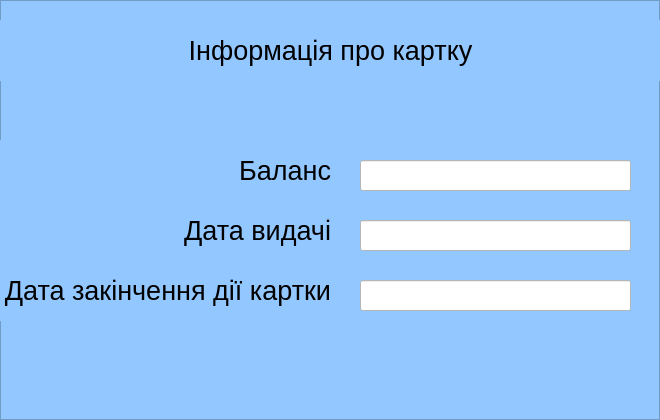
The window that classes/gui/Information.ui (TheBiggestDaddy/ATM) describes before a commit, drawn with Qt 5.
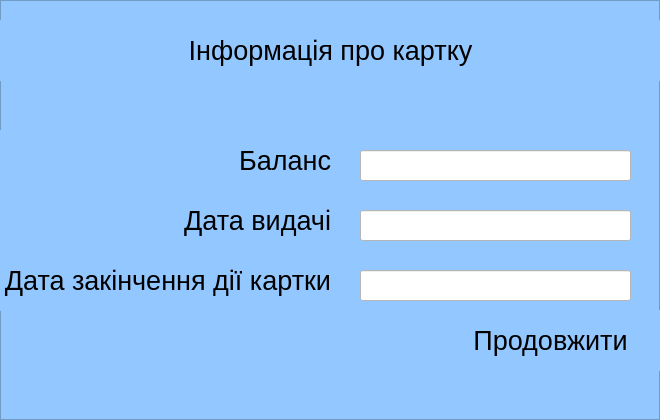
The same window after the commit.

What changed in the file:
```diff
--- a/classes/gui/Information.ui
+++ b/classes/gui/Information.ui
@@ -42,7 +42,7 @@
    <property name="geometry">
     <rect>
      <x>0</x>
-     <y>140</y>
+     <y>130</y>
      <width>331</width>
      <height>61</height>
     </rect>
@@ -58,7 +58,7 @@
    <property name="geometry">
     <rect>
      <x>0</x>
-     <y>200</y>
+     <y>190</y>
      <width>331</width>
      <height>61</height>
     </rect>
@@ -74,7 +74,7 @@
    <property name="geometry">
     <rect>
      <x>0</x>
-     <y>260</y>
+     <y>250</y>
      <width>331</width>
      <height>61</height>
     </rect>
@@ -93,7 +93,7 @@
    <property name="geometry">
     <rect>
      <x>360</x>
-     <y>160</y>
+     <y>150</y>
      <width>271</width>
      <height>31</height>
     </rect>
@@ -114,7 +114,7 @@
    <property name="geometry">
     <rect>
      <x>360</x>
-     <y>220</y>
+     <y>210</y>
      <width>271</width>
      <height>31</height>
     </rect>
@@ -135,7 +135,7 @@
    <property name="geometry">
     <rect>
      <x>360</x>
-     <y>280</y>
+     <y>270</y>
      <width>271</width>
      <height>31</height>
     </rect>
@@ -149,6 +149,22 @@
     <string notr="true">background-color: rgb(255, 255, 255)</string>
    </property>
   </widget>
+  <widget class="QLabel" name="label_6">
+   <property name="geometry">
+    <rect>
+     <x>430</x>
+     <y>310</y>
+     <width>241</width>
+     <height>61</height>
+    </rect>
+   </property>
+   <property name="text">
+    <string>&lt;html&gt;&lt;head/&gt;&lt;body&gt;&lt;p align=&quot;center&quot;&gt;&lt;span style=&quot; font-size:20pt;&quot;&gt;Продовжити&lt;/span&gt;&lt;/p&gt;&lt;/body&gt;&lt;/html&gt;</string>
+   </property>
+   <property name="textFormat">
+    <enum>Qt::AutoText</enum>
+   </property>
+  </widget>
  </widget>
  <resources/>
  <connections/>
```
